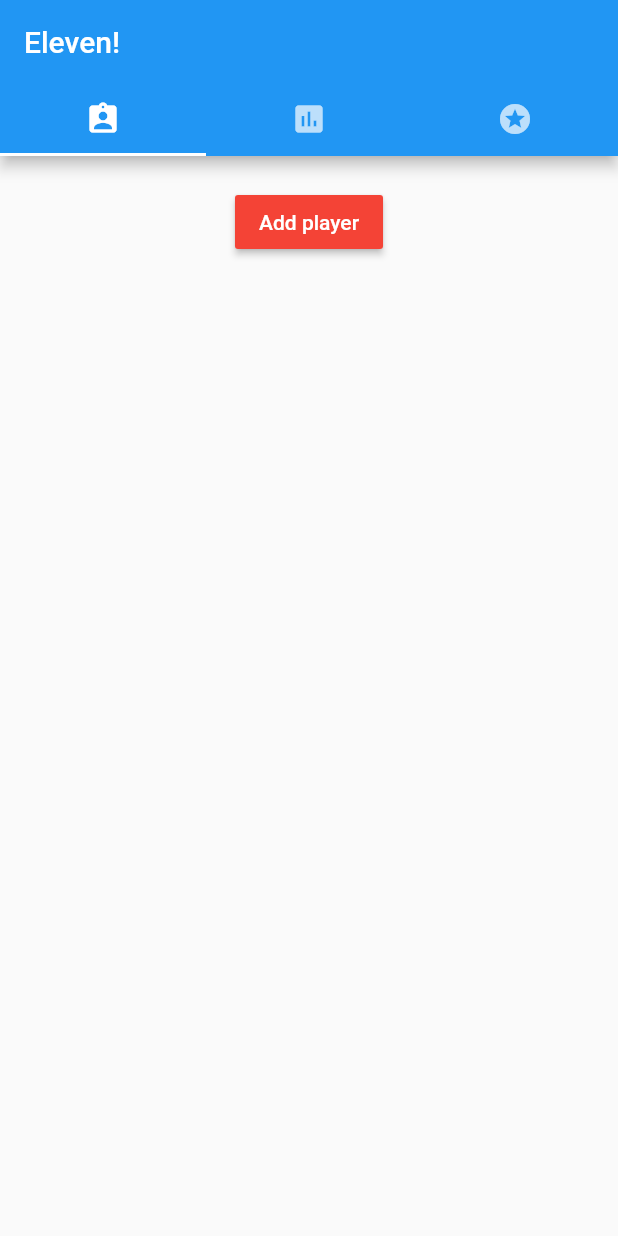
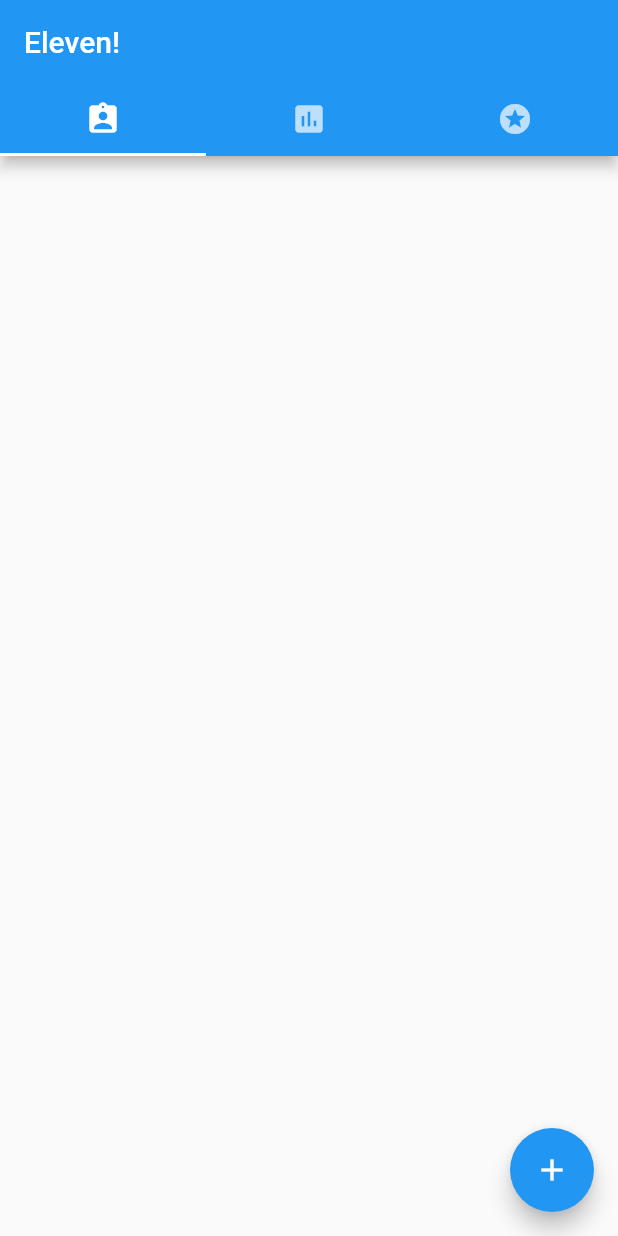
Before and after one commit to zmej-serow/eleven, a Flutter app: the screen it shows after launch, on a phone screen of 412 x 824 dp. Run offline on Flutter 3.47's test engine with Material 2 defaults, Android fonts, the phone set to English and light mode, and no system bars.

Commit message:
First time with Dart, ok... Fixed bug with mutable list.

```diff
--- a/lib/final_score_tab.dart
+++ b/lib/final_score_tab.dart
@@ -13,8 +13,10 @@ class FinalScoresState extends State<FinalScores> {
   @override
   Widget build(BuildContext context) {
     final appState = Provider.of<AppState>(context);
-    List<Player> sortedPlayers = appState.getPlayers;
+
+    List<Player> sortedPlayers = [...appState.getPlayers];
     sortedPlayers.sort((a, b) => b.totalScore().compareTo(a.totalScore()));
+
     return Column(
       children: [
         for (var player in sortedPlayers) finalScore(player)
--- a/lib/players_tab.dart
+++ b/lib/players_tab.dart
@@ -14,23 +14,30 @@ class PlayersSelectionState extends State<PlayersSelection> {
   Widget build(BuildContext context) {
     final appState = Provider.of<AppState>(context);
 
-    return Container(
-      child: Center(
-        child: Column(
-          mainAxisAlignment: MainAxisAlignment.start,
-          children: <Widget>[
-            for (var player in appState.getPlayers) PlayerNameDisplay(player.name),
-            Padding(padding: EdgeInsets.all(10.0)),
-            RaisedButton(
-              child: Text(
-                "Add player",
-                style: TextStyle(color: Colors.white),
+    return Scaffold(
+      body: ListView.builder(
+          itemCount: appState.getPlayers.length,
+          itemBuilder: (context, index) {
+            return ListTile(
+              title: Text(
+                appState.getPlayers[index].name,
+                style: TextStyle(
+                  fontSize: 26.0,
+                  fontWeight: FontWeight.bold,
+                ),
               ),
-              color: Colors.red,
-              onPressed: createPlayer,
-            )
-          ],
-        ),
+              trailing: Icon(Icons.delete),
+              onTap: () =>
+                  appState.removePlayer(appState.getPlayers[index].name),
+            );
+          }
+      ),
+      bottomNavigationBar: BottomAppBar(
+        color: Colors.white,
+      ),
+      floatingActionButton: FloatingActionButton(
+        onPressed: createPlayer,
+        child: Icon(Icons.add),
       ),
     );
   }
@@ -64,34 +71,34 @@ class PlayersSelectionState extends State<PlayersSelection> {
   }
 }
 
-class PlayerNameDisplay extends StatelessWidget {
-  final String name;
-
-  const PlayerNameDisplay(this.name);
-
-  @override
-  Widget build(BuildContext context) {
-    final appState = Provider.of<AppState>(context);
-
-    return Card(
-        child: Container(
-            padding: EdgeInsets.all(10.0),
-            child: Row(
-                mainAxisAlignment: MainAxisAlignment.spaceBetween,
-                children: [
-                  Text(name,
-                    style: TextStyle(
-                      fontSize: 30.0,
-                      fontWeight: FontWeight.bold,
-                    ),
-                  ),
-                  FloatingActionButton(
-                    onPressed: () => appState.removePlayer(name),
-                    child: Icon(Icons.delete),
-                  )
-                ]
-            )
-        )
-    );
-  }
-}
+//class PlayerNameDisplay extends StatelessWidget {
+//  final String name;
+//
+//  const PlayerNameDisplay(this.name);
+//
+//  @override
+//  Widget build(BuildContext context) {
+//    final appState = Provider.of<AppState>(context);
+//
+//    return Card(
+//        child: Container(
+//            padding: EdgeInsets.all(10.0),
+//            child: Row(
+//                mainAxisAlignment: MainAxisAlignment.spaceBetween,
+//                children: [
+//                  Text(name,
+//                    style: TextStyle(
+//                      fontSize: 30.0,
+//                      fontWeight: FontWeight.bold,
+//                    ),
+//                  ),
+//                  FloatingActionButton(
+//                    onPressed: () => appState.removePlayer(name),
+//                    child: Icon(Icons.delete),
+//                  )
+//                ]
+//            )
+//        )
+//    );
+//  }
+//}
```
